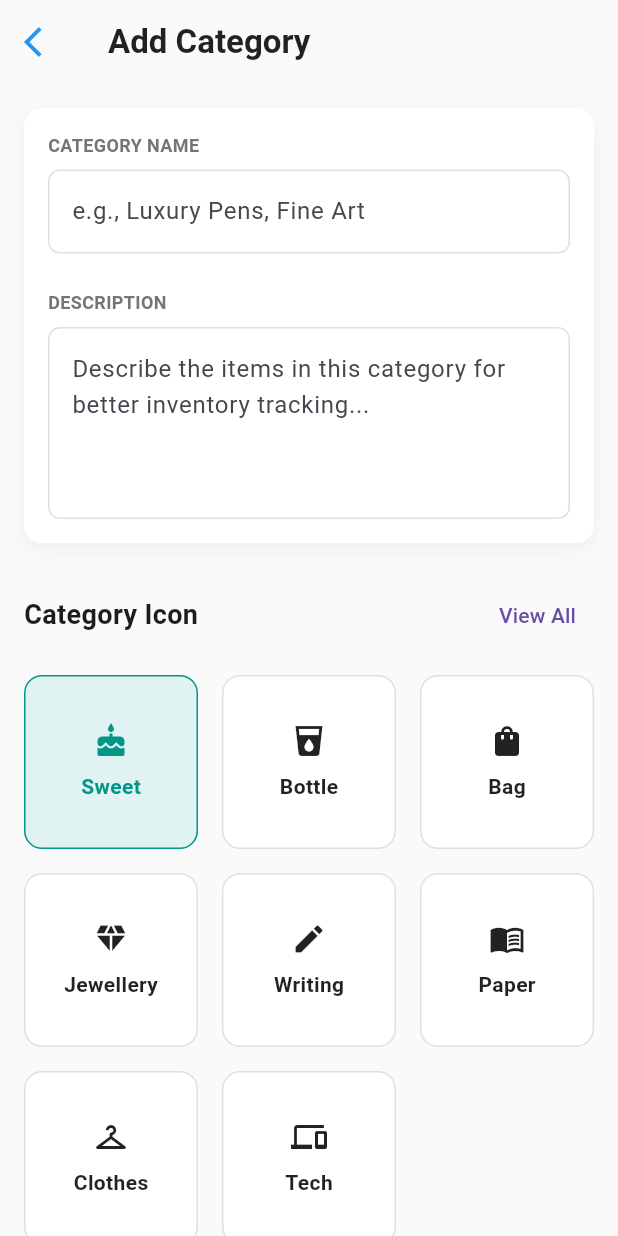
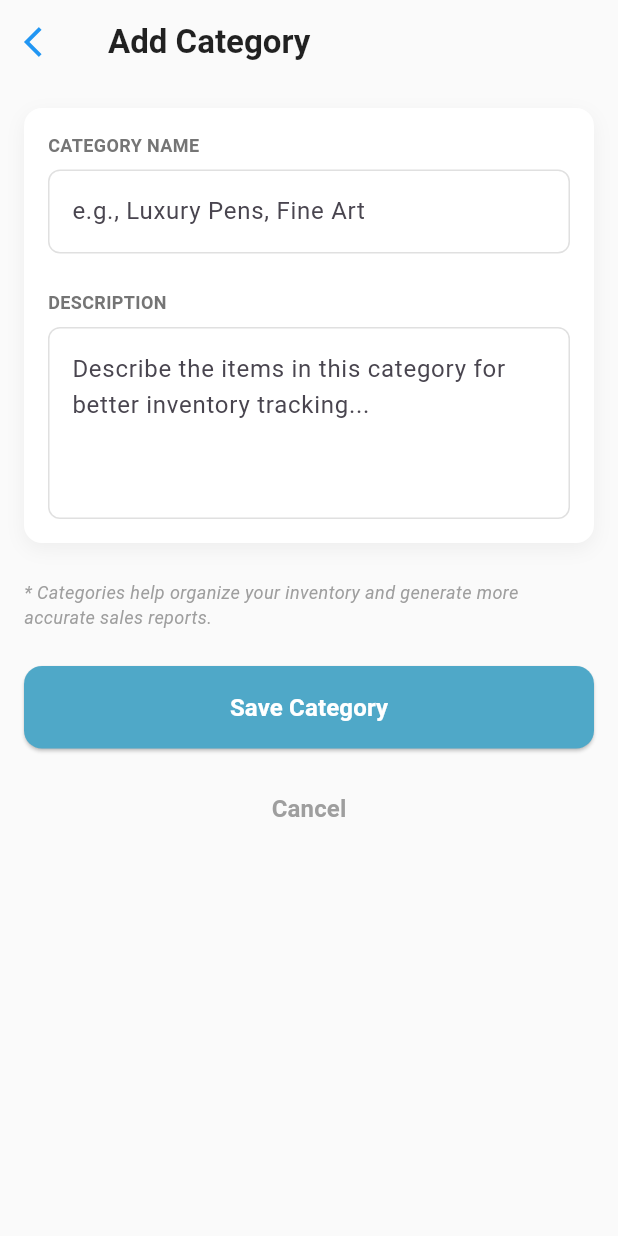
Before and after one commit to NahomTorba/shop_ims, a Flutter app: the AddCategoryPage screen opened directly, on a phone screen of 412 x 824 dp. Run offline on Flutter 3.47's test engine with Material 3 defaults, Android fonts, the phone set to English and light mode, and no system bars; our stand-ins replace sqflite; accounts and stored records are empty.

Commit message:
remove the catagory icons

```diff
--- a/lib/pages/add_category_page.dart
+++ b/lib/pages/add_category_page.dart
@@ -14,19 +14,6 @@ class _AddCategoryPageState extends State<AddCategoryPage> {
   final _descriptionController = TextEditingController();
   final CategoryDao _categoryDao = CategoryDao();
   bool _isLoading = false;
-
-  // Icon Selection
-  int _selectedIconIndex = 0;
-  final List<Map<String, dynamic>> _categoryIcons = [
-    {'icon': Icons.cake, 'label': 'Sweet'},
-    {'icon': Icons.local_drink, 'label': 'Bottle'},
-    {'icon': Icons.shopping_bag, 'label': 'Bag'},
-    {'icon': Icons.diamond, 'label': 'Jewellery'},
-    {'icon': Icons.edit, 'label': 'Writing'},
-    {'icon': Icons.menu_book, 'label': 'Paper'},
-    {'icon': Icons.checkroom, 'label': 'Clothes'},
-    {'icon': Icons.devices, 'label': 'Tech'},
-  ];
 
   Future<void> _saveCategory() async {
     if (_nameController.text.isEmpty) {
@@ -57,7 +44,10 @@ class _AddCategoryPageState extends State<AddCategoryPage> {
     return Scaffold(
       backgroundColor: Colors.grey[50],
       appBar: AppBar(
-        title: const Text('Add Category', style: TextStyle(color: Colors.black87, fontWeight: FontWeight.bold)),
+        title: const Text(
+          'Add Category',
+          style: TextStyle(color: Colors.black87, fontWeight: FontWeight.bold),
+        ),
         backgroundColor: Colors.transparent,
         elevation: 0,
         leading: IconButton(
@@ -123,7 +113,8 @@ class _AddCategoryPageState extends State<AddCategoryPage> {
                     controller: _descriptionController,
                     maxLines: 4,
                     decoration: InputDecoration(
-                      hintText: 'Describe the items in this category for better inventory tracking...',
+                      hintText:
+                          'Describe the items in this category for better inventory tracking...',
                       border: OutlineInputBorder(
                         borderRadius: BorderRadius.circular(8),
                         borderSide: BorderSide(color: Colors.grey[300]!),
@@ -138,36 +129,21 @@ class _AddCategoryPageState extends State<AddCategoryPage> {
               ),
             ),
             const SizedBox(height: 24),
-            Row(
-              mainAxisAlignment: MainAxisAlignment.spaceBetween,
-              children: [
             const Text(
-                  'Category Icon',
+              '* Categories help organize your inventory and generate more accurate sales reports.',
               style: TextStyle(
-                    fontSize: 18,
-                    fontWeight: FontWeight.bold,
+                color: Colors.grey,
+                fontStyle: FontStyle.italic,
+                fontSize: 12,
               ),
             ),
-                TextButton(
-                  onPressed: () {},
-                  child: const Text('View All'),
-                ),
-              ],
-            ),
-            const SizedBox(height: 16),
-            _buildIconGrid(),
-            const SizedBox(height: 32),
-            const Text(
-              '* Categories help organize your inventory and generate more accurate sales reports.',
-              style: TextStyle(color: Colors.grey, fontStyle: FontStyle.italic, fontSize: 12),
-            ),
-            const SizedBox(height: 16),
+            const SizedBox(height: 24),
             SizedBox(
               width: double.infinity,
               child: ElevatedButton(
                 onPressed: _isLoading ? null : _saveCategory,
                 style: ElevatedButton.styleFrom(
-                  backgroundColor: const Color(0xFF4FA8C8), // Light blue similar to design
+                  backgroundColor: const Color(0xFF4FA8C8),
                   foregroundColor: Colors.white,
                   padding: const EdgeInsets.symmetric(vertical: 16),
                   shape: RoundedRectangleBorder(
@@ -176,60 +152,35 @@ class _AddCategoryPageState extends State<AddCategoryPage> {
                 ),
                 child: _isLoading
                     ? const SizedBox(
-                        height: 20, width: 20, child: CircularProgressIndicator(color: Colors.white, strokeWidth: 2))
-                    : const Text('Save Category', style: TextStyle(fontSize: 16, fontWeight: FontWeight.bold)),
+                        height: 20,
+                        width: 20,
+                        child: CircularProgressIndicator(
+                          color: Colors.white,
+                          strokeWidth: 2,
+                        ),
+                      )
+                    : const Text(
+                        'Save Category',
+                        style: TextStyle(
+                          fontSize: 16,
+                          fontWeight: FontWeight.bold,
+                        ),
+                      ),
               ),
             ),
             const SizedBox(height: 16),
-             Center(child: TextButton(onPressed: ()=> Navigator.pop(context),
-             child: const Text("Cancel", style: TextStyle(color: Colors.grey, fontSize: 16, fontWeight: FontWeight.bold),))),
-          ],
+            Center(
+              child: TextButton(
+                onPressed: () => Navigator.pop(context),
+                child: const Text(
+                  "Cancel",
+                  style: TextStyle(
+                    color: Colors.grey,
+                    fontSize: 16,
+                    fontWeight: FontWeight.bold,
                   ),
                 ),
-    );
-  }
-
-  Widget _buildIconGrid() {
-    return GridView.builder(
-      shrinkWrap: true,
-      physics: const NeverScrollableScrollPhysics(),
-      gridDelegate: const SliverGridDelegateWithFixedCrossAxisCount(
-        crossAxisCount: 3,
-        crossAxisSpacing: 16,
-        mainAxisSpacing: 16,
-        childAspectRatio: 1.0,
               ),
-      itemCount: _categoryIcons.length,
-      itemBuilder: (context, index) {
-        final iconData = _categoryIcons[index];
-        final isSelected = _selectedIconIndex == index;
-        return _buildIconItem(iconData['icon'], iconData['label'], isSelected, index);
-      },
-    );
-  }
-
-  Widget _buildIconItem(IconData icon, String label, bool selected, int index) {
-      return InkWell(
-        onTap: () {
-          setState(() {
-            _selectedIconIndex = index;
-          });
-        },
-        child: Container(
-          decoration: BoxDecoration(
-            color: selected ? const Color(0xFFE0F2F1) : Colors.white,
-            border: Border.all(color: selected ? Colors.teal : Colors.grey[300]!),
-            borderRadius: BorderRadius.circular(12),
-          ),
-          child: Column(
-            mainAxisAlignment: MainAxisAlignment.center,
-            children: [
-              Icon(icon, color: selected ? Colors.teal : Colors.black87),
-              const SizedBox(height: 8),
-              Text(label, style: TextStyle(
-                color: selected ? Colors.teal : Colors.black87,
-                fontWeight: FontWeight.bold
-                )
             ),
           ],
         ),
```
Lines whose indentation alone changed are shown as unchanged.
